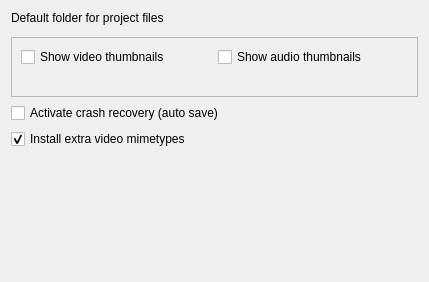
The window that src/ui/wizardextra_ui.ui (KDE/kdenlive) describes before a commit, drawn with Qt 5.
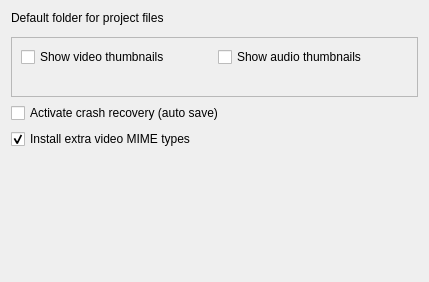
The same window after the commit. Custom widgets are drawn as their Qt base class.

Commit message: Fix terminology: mimetype(s) -> MIME type(s)

```diff
--- a/src/ui/wizardextra_ui.ui
+++ b/src/ui/wizardextra_ui.ui
@@ -63,7 +63,7 @@
    <item row="4" column="0" >
     <widget class="QCheckBox" name="installmimes" >
      <property name="text" >
-      <string>Install extra video mimetypes</string>
+      <string>Install extra video MIME types</string>
      </property>
      <property name="checked" >
       <bool>true</bool>
```
The commit also changes 15 other files.
